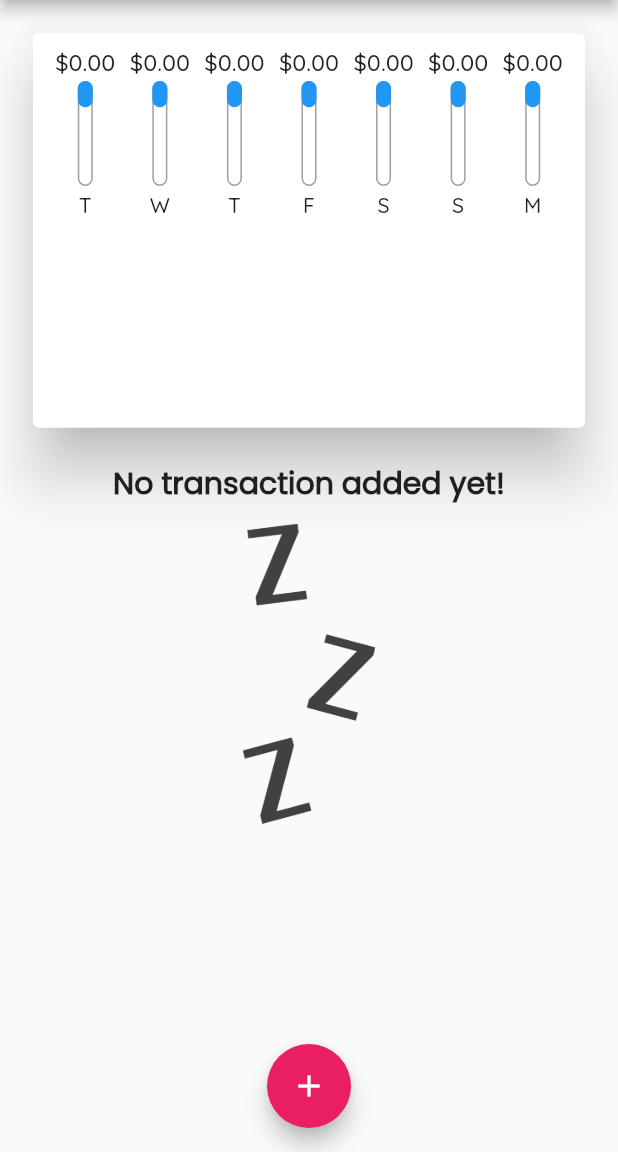
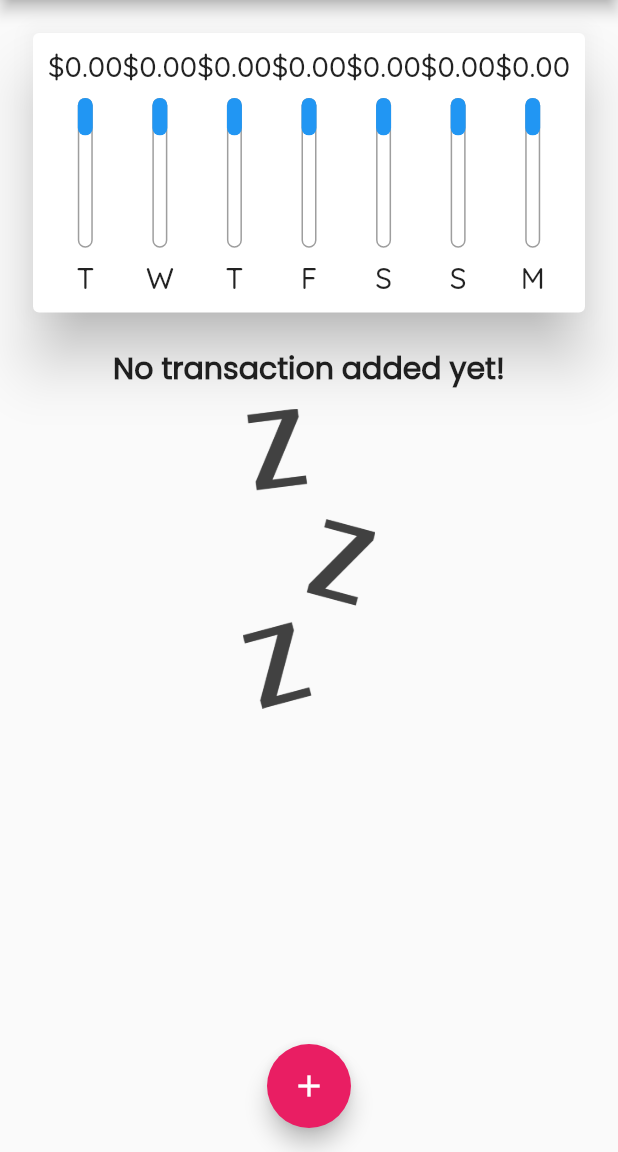
Before and after one commit to Ayush7828/personal_expenses_app, a Flutter app: the screen it shows after launch, on a phone screen of 412 x 824 dp, the part 84-1236 px from its top. Run offline on Flutter 3.47's test engine with Material 2 defaults, Android fonts, the phone set to English and light mode, and no system bars.

Commit message:
responsive

```diff
--- a/lib/main.dart
+++ b/lib/main.dart
@@ -22,13 +22,16 @@ class MyApp extends StatelessWidget {
         errorColor: Colors.red,
         appBarTheme: const AppBarTheme(
           titleTextStyle: TextStyle(
-              fontFamily: "Quicksand",
-              fontSize: 20.0,
-              fontWeight: FontWeight.bold),
+            fontFamily: "Quicksand",
+            fontSize: 20.0,
+            fontWeight: FontWeight.bold,
+          ),
         ),
         fontFamily: "Quicksand",
-        colorScheme: ColorScheme.fromSwatch(primarySwatch: Colors.pink)
-            .copyWith(secondary: Colors.pink),
+        colorScheme:
+            ColorScheme.fromSwatch(primarySwatch: Colors.pink).copyWith(
+          secondary: Colors.pink,
+        ),
       ),
       debugShowCheckedModeBanner: false,
       home: const HomePage(),
@@ -136,14 +139,14 @@ class _HomePageState extends State<HomePage> {
                 height: (MediaQuery.of(context).size.height -
                         appbar.preferredSize.height -
                         MediaQuery.of(context).padding.top) *
-                    0.4,
+                    0.3,
                 child: Chart(_recentTransactionlist),
               ),
               Container(
                 height: (MediaQuery.of(context).size.height -
                         appbar.preferredSize.height -
                         MediaQuery.of(context).padding.top) *
-                    0.6,
+                    0.7,
                 child:
                     TransactionList(_userTransactions, _deleteTransactionlist),
               ),
--- a/lib/widgets/chart_bar.dart
+++ b/lib/widgets/chart_bar.dart
@@ -4,26 +4,27 @@ class ChartBar extends StatelessWidget {
   final String label;
   final double speindingamount;
   final double spendingPcTotal;
-  const ChartBar(
-    this.label,
-    this.speindingamount,
-    this.spendingPcTotal, {super.key}
-  );
+  const ChartBar(this.label, this.speindingamount, this.spendingPcTotal,
+      {super.key});
 
   @override
   Widget build(BuildContext context) {
+    return LayoutBuilder(
+      builder: (ctx, constraints) {
         return Column(
           children: [
             Container(
-            height: 20,
+              height: constraints.maxHeight * 0.15,
               child: FittedBox(
-                child: Text('\$${speindingamount.toStringAsFixed(2)}'))),
-        const SizedBox(
-          height: 2,
+                child: Text('\$${speindingamount.toStringAsFixed(2)}'),
+              ),
+            ),
+            SizedBox(
+              height: constraints.maxHeight * 0.05,
             ),
             Container(
               width: 10,
-          height: 70,
+              height: constraints.maxHeight * 0.6,
               child: Stack(
                 children: [
                   Container(
@@ -47,11 +48,16 @@ class ChartBar extends StatelessWidget {
                 ],
               ),
             ),
-        const SizedBox(
-          height: 4,
+            SizedBox(height: constraints.maxHeight * 0.05),
+            Container(
+              height: constraints.maxHeight * 0.15,
+              child: FittedBox(
+                child: Text(label),
               ),
-        Text(label)
+            ),
           ],
+        );
+      },
     );
   }
 }
```
Lines whose indentation alone changed are shown as unchanged.
